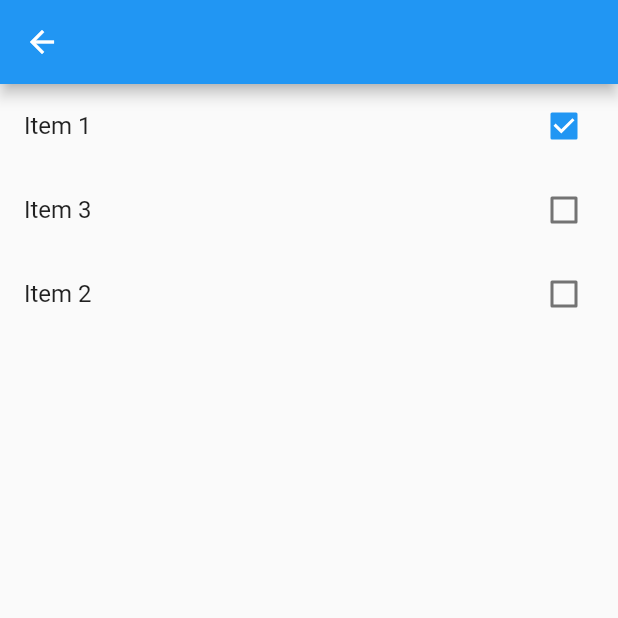
After one commit to Ali1Ammar/learn_hooks, a Flutter app: the TODONoHook screen opened directly, after a tap on "Item 1", on a phone screen of 412 x 824 dp, the top half of it. The commit adds this screen. Run offline on Flutter 3.47's test engine with Material 2 defaults, Android fonts, the phone set to English and light mode, and no system bars; our stand-ins replace flutter_hooks.

Commit message:
complete video

```diff
--- a/lib/animation_hook/animate.dart
+++ b/lib/animation_hook/animate.dart
@@ -15,6 +15,7 @@ class SplashScreen extends HookWidget {
     Animation<Offset> offset = useMemoized(() =>
         Tween<Offset>(begin: const Offset(0.0, 1.0), end: Offset.zero)
             .animate(controller));
+
 
     useEffect(() {
       controller.repeat(reverse: true);
--- /dev/null
+++ b/lib/custom_hook/nohook.dart
@@ -0,0 +1,66 @@
+import 'package:flutter/material.dart';
+
+class TODONoHook extends StatefulWidget {
+  const TODONoHook({Key? key}) : super(key: key);
+
+  @override
+  State<TODONoHook> createState() => _TODONoHookState();
+}
+
+class _TODONoHookState extends State<TODONoHook> {
+  Set set = {};
+
+  add(val) {
+    set.add(val);
+  }
+
+  toggle(val) {
+    setState(() {
+      if (contains(val)) {
+        remove(val);
+      } else {
+        add(val);
+      }
+    });
+  }
+
+  remove(val) {
+    set.remove(val);
+  }
+
+  bool contains(val) => set.contains(val);
+
+  List getChecked() => set.toList();
+
+  @override
+  Widget build(BuildContext context) {
+    return Scaffold(
+      appBar: AppBar(),
+      body: ListView(
+        children: [
+          CheckboxListTile(
+            title: const Text('Item 1'),
+            value: contains("1"),
+            onChanged: (value) {
+              toggle("1");
+            },
+          ),
+          CheckboxListTile(
+            title: const Text('Item 3'),
+            value: contains("3"),
+            onChanged: (value) {
+              toggle("3");
+            },
+          ),
+          CheckboxListTile(
+            title: const Text('Item 2'),
+            value: contains("2"),
+            onChanged: (value) {
+              toggle("2");
+            },
+          ),
+        ],
+      ),
+    );
+  }
+}
--- a/lib/custom_hook/set_hook_class.dart
+++ b/lib/custom_hook/set_hook_class.dart
@@ -4,6 +4,7 @@ import 'package:flutter_hooks/flutter_hooks.dart';
 _SetHookState<T> useSetHook<T>() {
   return use(_SetHook<T>());
 }
+
 
 class _SetHook<T> extends Hook<_SetHookState<T>> {
   const _SetHook();
--- a/lib/custom_hook/set_hook_function.dart
+++ b/lib/custom_hook/set_hook_function.dart
@@ -15,7 +15,6 @@ class SetController<T> extends ChangeNotifier {
     } else {
       add(val);
     }
-    notifyListeners();
   }
 
   remove(T val) {
@@ -29,5 +28,5 @@ class SetController<T> extends ChangeNotifier {
 }
 
 SetController useSetHook<T>() {
-  return useListenable(SetController<T>());
+  return useListenable( useMemoized(()=>SetController<T>()) );
 }
--- a/lib/search_hook/search_widget.dart
+++ b/lib/search_hook/search_widget.dart
@@ -1,5 +1,4 @@
 import 'package:flutter/material.dart';
-import 'package:flutter/widgets.dart';
 import 'package:flutter_hooks/flutter_hooks.dart';
 import 'package:learn_hooks/search_hook/fake_repo.dart';
 
@@ -26,6 +25,7 @@ class SearchWidgetExample extends HookWidget {
       searchEnable.addListener(onChange);
       return () => searchEnable.removeListener(onChange);
     }, const []);
+
     final searchResult =
         useMemoized(() => repo.search(controller.text), [controller.text]);
 
@@ -71,7 +71,6 @@ class SearchWidgetExample extends HookWidget {
                 },
               ),
             ),
-          if (focusNode.hasFocus) Text("Keyboard")
         ],
       ),
     );
```
Also changed, not shown: lib/basic/onee.dart (added, +41 -0 lines), lib/example/app.dart (+12 -3 lines), lib/main.dart (+12 -8 lines), lib/example/with_hook.dart (line endings or trailing spaces).
